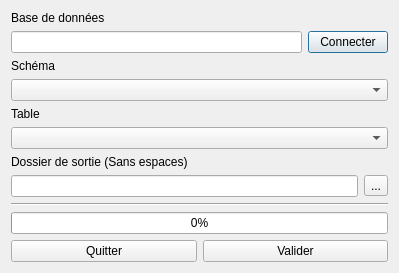
First picture: the form in productor_dialog_base.ui, repository Ville-Eurometropole-Strasbourg/Productor, before the edit.
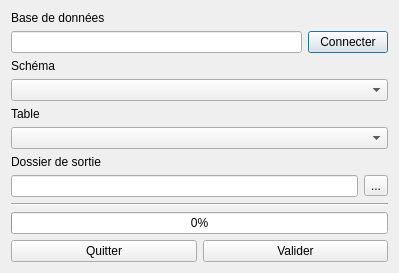
Second picture: the form after the edit.

```diff
--- a/productor_dialog_base.ui
+++ b/productor_dialog_base.ui
@@ -60,7 +60,7 @@
      <item>
       <widget class="QLabel" name="label_3">
        <property name="text">
-        <string>Dossier de sortie (Sans espaces)</string>
+        <string>Dossier de sortie</string>
        </property>
       </widget>
      </item>
```
